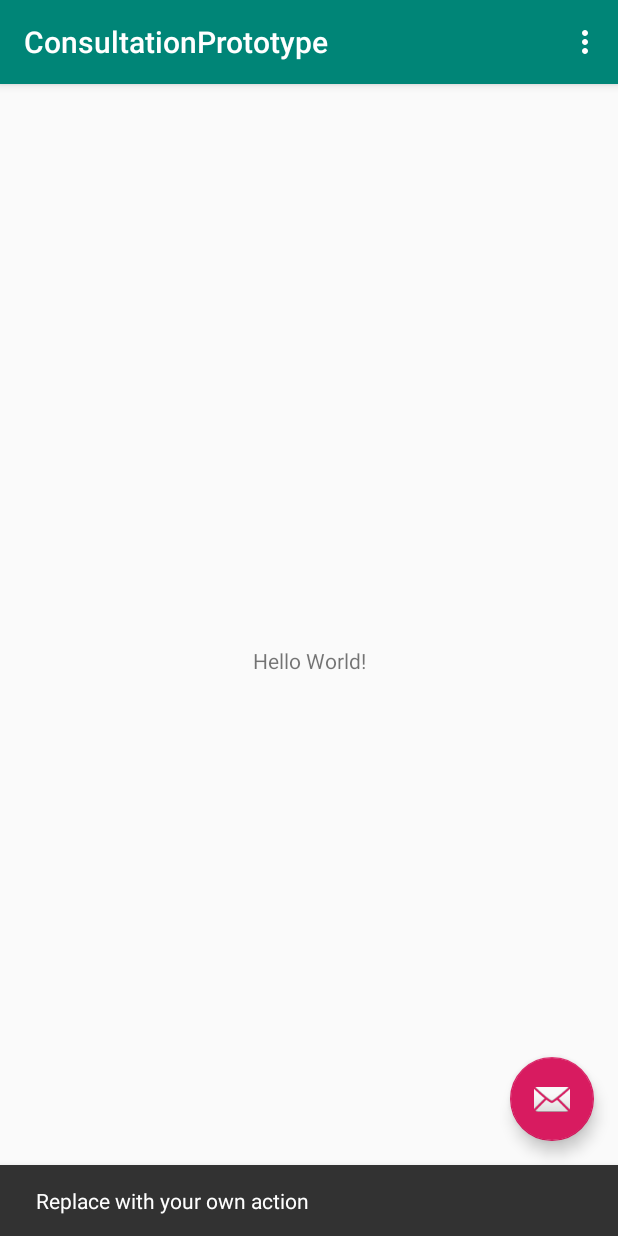
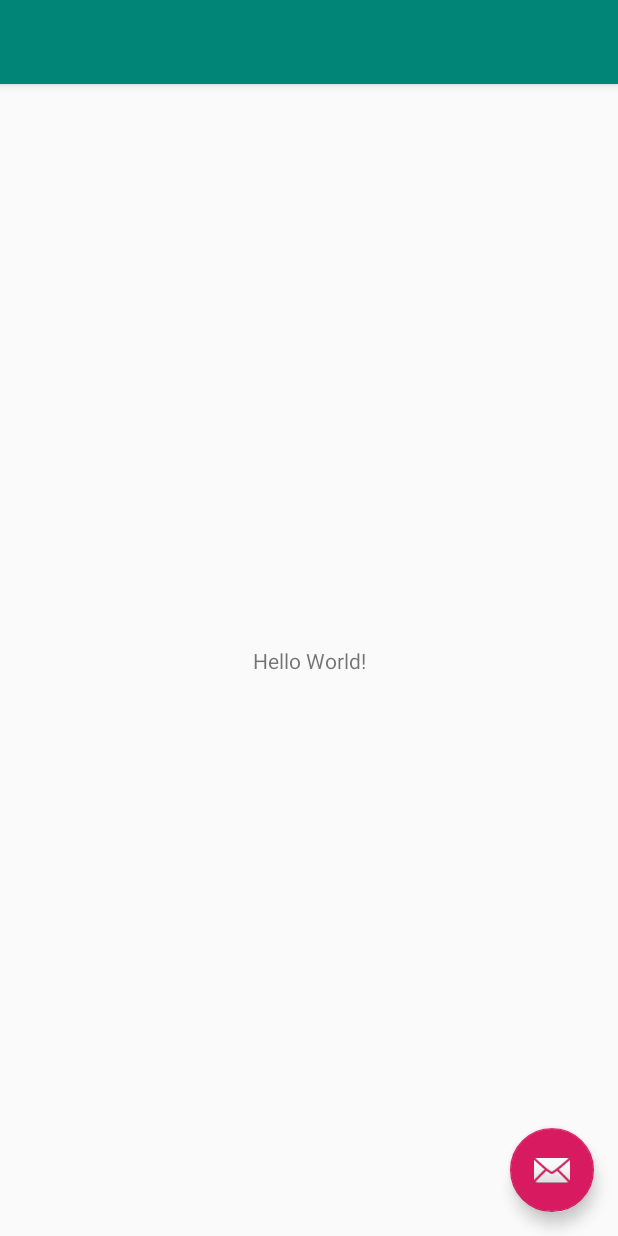
Before and after one commit to rababany/ConsultationPrototypec, an Android app: the screen it shows after launch (MainActivity), after a tap on an icon or button, on a phone screen of 412 x 824 dp. Run offline under Robolectric (Android 15) with nearby library versions, the phone set to English and light mode, and no system bars; our stand-ins replace Room's generated code, data binding; 1 statement that could not run was skipped.

```diff
--- a/app/src/main/java/com/example/consultationprototype/MainActivity.java
+++ b/app/src/main/java/com/example/consultationprototype/MainActivity.java
@@ -10,6 +10,7 @@ import com.example.consultationprototype.ViewModel.ActivityAddresseViewModel;
 import com.example.consultationprototype.ViewModel.ActivityDiagnosticViewModel;
 import com.example.consultationprototype.ViewModel.ActivityMalnutritionViewModel;
 import com.example.consultationprototype.ViewModel.ActivityPatientViewModel;
+import com.example.consultationprototype.databinding.ActivityMainBinding;
 import com.google.android.material.floatingactionbutton.FloatingActionButton;
 import com.google.android.material.snackbar.Snackbar;
 
@@ -17,11 +18,13 @@ import androidx.appcompat.app.AppCompatActivity;
 import androidx.appcompat.widget.Toolbar;
 import androidx.lifecycle.Observer;
 import androidx.lifecycle.ViewModelProviders;
+import androidx.databinding.DataBindingUtil;
 
 import android.util.Log;
 import android.view.View;
 import android.view.Menu;
 import android.view.MenuItem;
+import android.widget.Toast;
 
 import java.util.List;
 
@@ -32,6 +35,8 @@ public class MainActivity extends AppCompatActivity {
     private ActivityDiagnosticViewModel activityDiagnosticViewModel;
     private ActivityMalnutritionViewModel activityMalnutritionViewModel;
     private ActivityPatientViewModel activityPatientViewModel;
+    private ActivityMainBinding activityMainBinding;
+    private MainActivityApresClick mainActivityApresClick;
 
     @Override
     protected void onCreate(Bundle savedInstanceState) {
@@ -39,6 +44,10 @@ public class MainActivity extends AppCompatActivity {
         setContentView(R.layout.activity_main);
         Toolbar toolbar = findViewById(R.id.toolbar);
         setSupportActionBar(toolbar);
+
+        activityMainBinding=DataBindingUtil.setContentView(this,R.layout.activity_main);
+        mainActivityApresClick = new MainActivityApresClick();
+        activityMainBinding.setPisterClick(mainActivityApresClick);
 
         activityDiagnosticViewModel = ViewModelProviders.of(this).get(ActivityDiagnosticViewModel.class);
         activityDiagnosticViewModel.getToutDiagnostic().observe(this, new Observer<List<Diagnostic>>() {
@@ -76,14 +85,12 @@ public class MainActivity extends AppCompatActivity {
                 }
             }
         });
-        FloatingActionButton fab = findViewById(R.id.fab);
-        fab.setOnClickListener(new View.OnClickListener() {
-            @Override
-            public void onClick(View view) {
-                Snackbar.make(view, "Replace with your own action", Snackbar.LENGTH_LONG)
-                        .setAction("Action", null).show();
-            }
-        });
+
+    }
+    public  class MainActivityApresClick {
+        public void clickBouton (View view){
+            Toast.makeText(getApplicationContext(), "click de la bouton", Toast.LENGTH_SHORT).show();
+        }
     }
 
     @Override
--- a/app/src/main/res/layout/activity_main.xml
+++ b/app/src/main/res/layout/activity_main.xml
@@ -1,11 +1,19 @@
 <?xml version="1.0" encoding="utf-8"?>
+
 <layout
     xmlns:android="http://schemas.android.com/apk/res/android"
     xmlns:app="http://schemas.android.com/apk/res-auto"
     xmlns:tools="http://schemas.android.com/tools"
+    >
+    <data>
+    <variable
+        name="PisterClick"
+        type="com.example.consultationprototype.MainActivity.MainActivityApresClick"
 
+        />
 
-    >
+    </data>
+
     <androidx.coordinatorlayout.widget.CoordinatorLayout
         android:layout_width="match_parent"
         android:layout_height="match_parent"
@@ -33,6 +41,7 @@
             android:layout_height="wrap_content"
             android:layout_gravity="bottom|end"
             android:layout_margin="@dimen/fab_margin"
+            android:onClick="@{PisterClick::clickBouton}"
             app:srcCompat="@android:drawable/ic_dialog_email" />
 
     </androidx.coordinatorlayout.widget.CoordinatorLayout>
```
